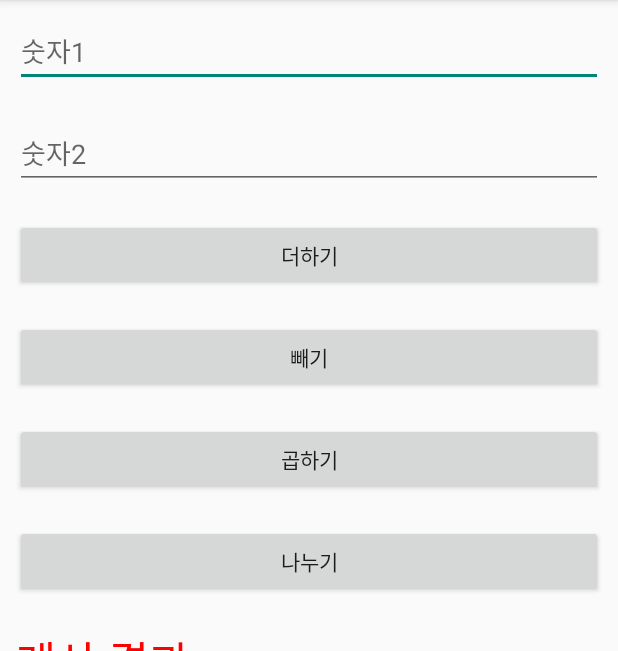
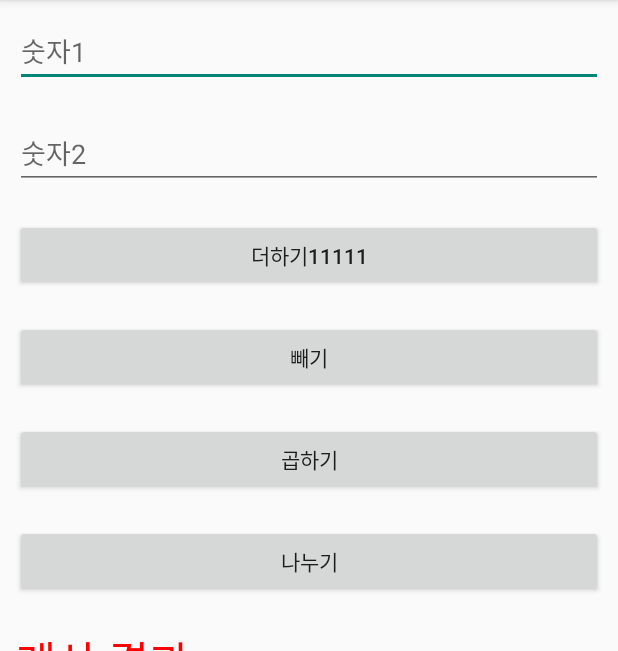
Before and after one commit to ricerich/ch04_calc, an Android app: the screen it shows after launch (MainActivity), on a phone screen of 412 x 824 dp, the part 84-735 px from its top. Run offline under Robolectric (Android 15) with nearby library versions, the phone set to English and light mode, and no system bars.

Commit message:
버튼변경

```diff
--- a/app/src/main/res/layout/activity_main.xml
+++ b/app/src/main/res/layout/activity_main.xml
@@ -23,7 +23,7 @@
         android:layout_width="match_parent"
         android:layout_height="wrap_content"
         android:layout_margin="10dp"
-        android:text="더하기" />
+        android:text="더하기11111" />
 
     <Button
         android:id="@+id/BtnSub"
```
